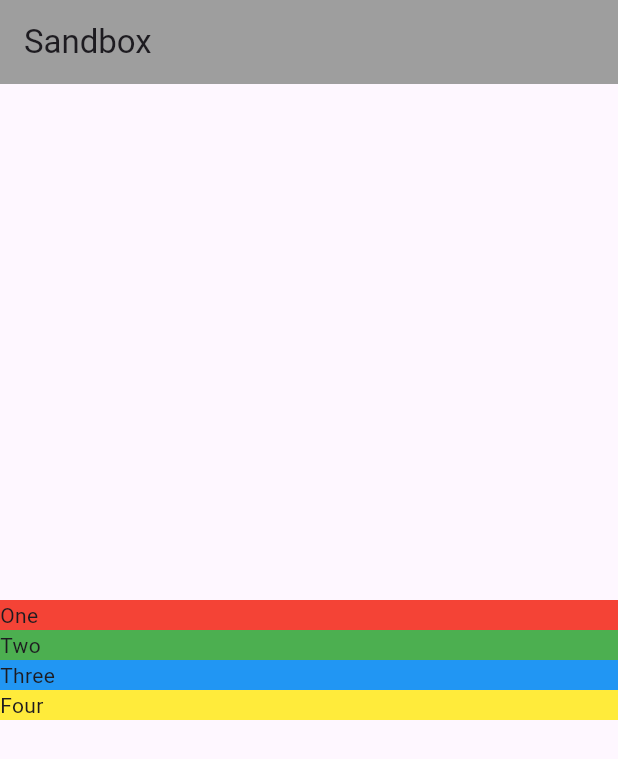
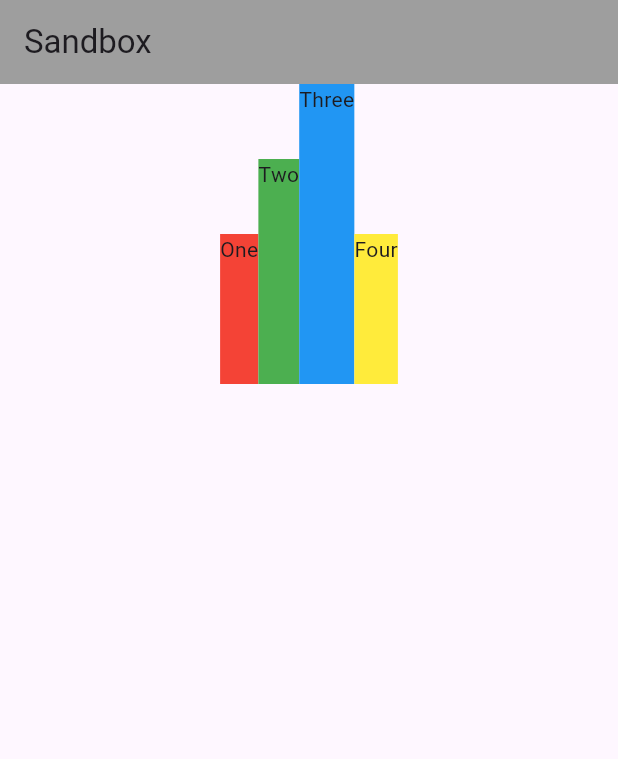
Before and after one commit to Hyzinx/Coffe_Card, a Flutter app: the screen it shows after launch, on a phone screen of 412 x 824 dp. Shown: the top 759 px of the screen. Run offline on Flutter 3.47's test engine with Material 3 defaults, Android fonts, the phone set to English and light mode, and no system bars.

Commit message:
The Row widget | Main and Cross Access Alignment

```diff
--- a/lib/main.dart
+++ b/lib/main.dart
@@ -12,14 +12,14 @@ class SandBox extends StatelessWidget {
   Widget build(BuildContext context) {
     return Scaffold(
       appBar: AppBar(title: Text("Sandbox"), backgroundColor: Colors.grey),
-      body: Column(
+      body: Row(
         mainAxisAlignment: MainAxisAlignment.center,
-        crossAxisAlignment: CrossAxisAlignment.stretch,
+        crossAxisAlignment: CrossAxisAlignment.end,
         children: [
-          Container(width: 100, color: Colors.red, child: Text('One')),
-          Container(width: 150, color: Colors.green, child: Text('Two')),
-          Container(width: 200, color: Colors.blue, child: Text('Three')),
-          Container(width: 100, color: Colors.yellow, child: Text('Four')),
+          Container(height: 100, color: Colors.red, child: Text('One')),
+          Container(height: 150, color: Colors.green, child: Text('Two')),
+          Container(height: 200, color: Colors.blue, child: Text('Three')),
+          Container(height: 100, color: Colors.yellow, child: Text('Four')),
         ],
       ),
     );
```
